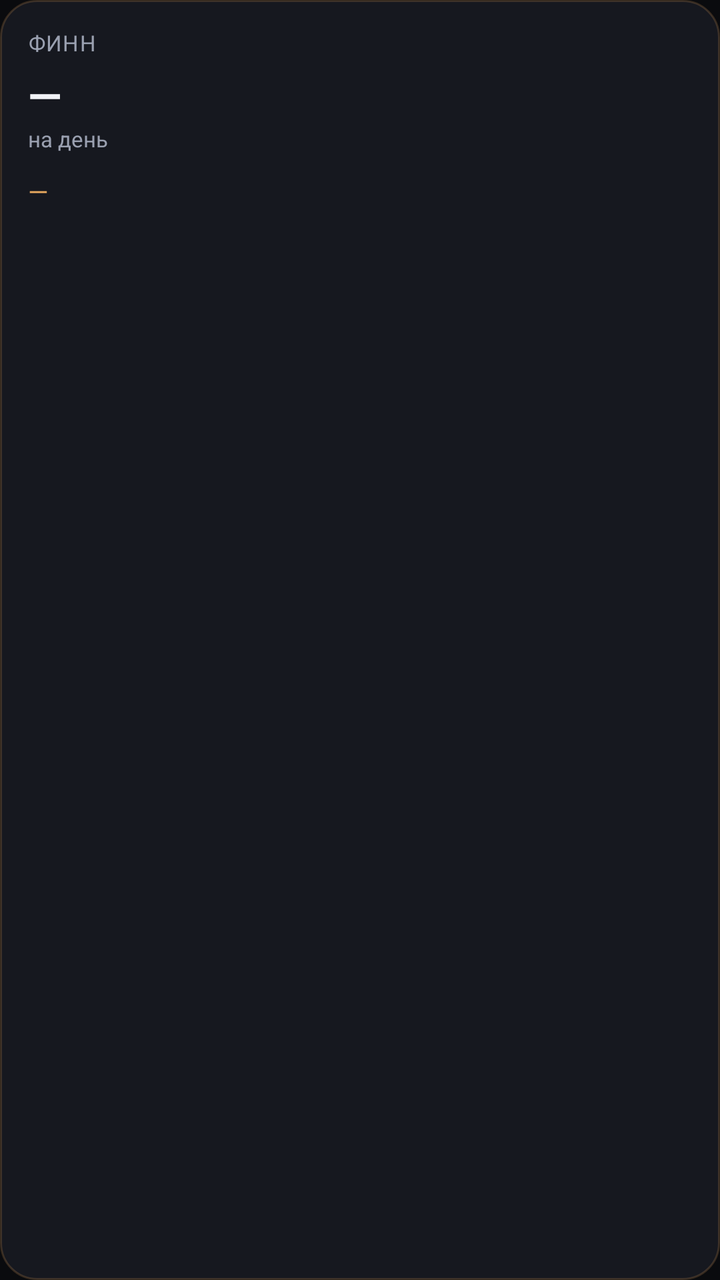
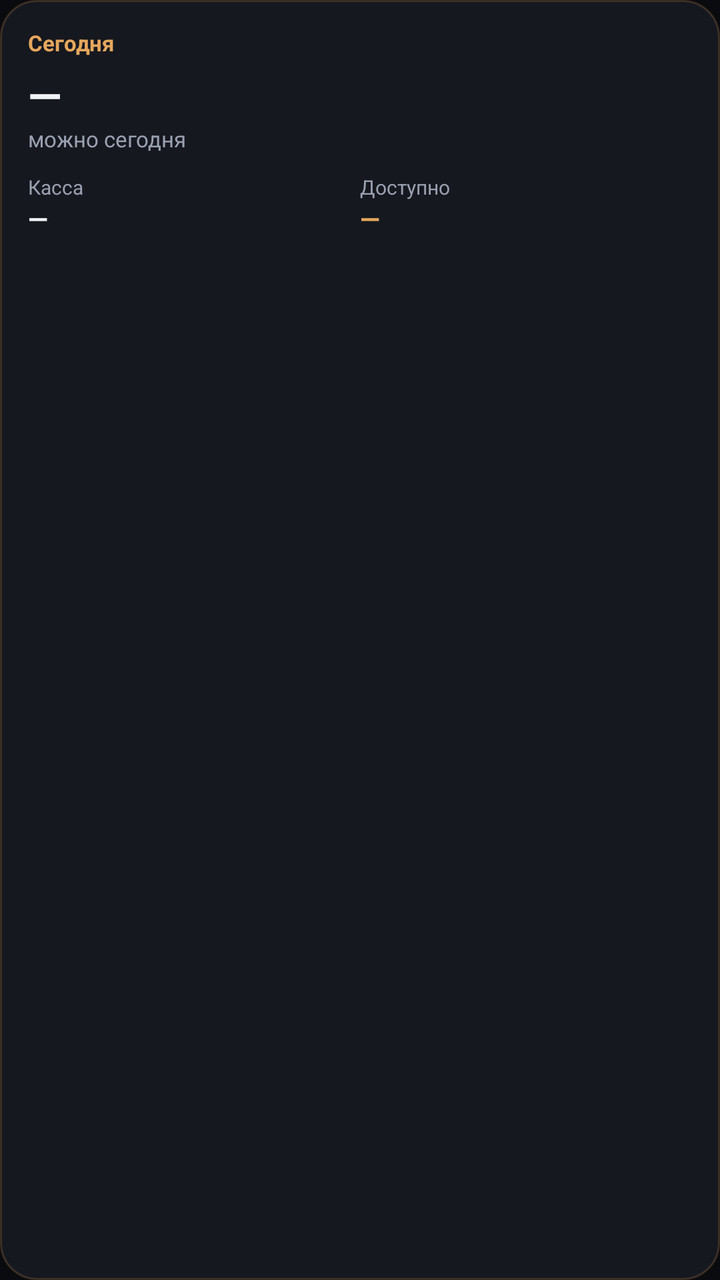

An Android layout rendered at two revisions. The XML below is the earlier revision; the diff shows what the commit changed to produce the second picture.
<!-- AndroidManifest.xml: application theme Theme.Fin -->
<!-- res/layout/widget_fin.xml -->
<?xml version="1.0" encoding="utf-8"?>
<LinearLayout xmlns:android="http://schemas.android.com/apk/res/android"
    android:id="@+id/widget_root"
    android:layout_width="match_parent"
    android:layout_height="match_parent"
    android:orientation="vertical"
    android:padding="14dp"
    android:background="@drawable/widget_bg">

    <TextView
        android:id="@+id/widget_shift"
        android:layout_width="wrap_content"
        android:layout_height="wrap_content"
        android:text="Финн"
        android:textColor="#9AA0B0"
        android:textSize="11sp"
        android:textAllCaps="true"
        android:letterSpacing="0.04" />

    <TextView
        android:id="@+id/widget_daily"
        android:layout_width="wrap_content"
        android:layout_height="wrap_content"
        android:layout_marginTop="4dp"
        android:text="—"
        android:textColor="#F2F3F7"
        android:textSize="22sp"
        android:textStyle="bold" />

    <TextView
        android:layout_width="wrap_content"
        android:layout_height="wrap_content"
        android:text="на день"
        android:textColor="#9AA0B0"
        android:textSize="11sp" />

    <TextView
        android:id="@+id/widget_cash"
        android:layout_width="wrap_content"
        android:layout_height="wrap_content"
        android:layout_marginTop="10dp"
        android:text="—"
        android:textColor="#E5A75E"
        android:textSize="13sp" />
</LinearLayout>
<!-- resources referenced by this layout -->
<resources>
  <!-- drawable widget_bg (drawable) -->
  <?xml version="1.0" encoding="utf-8"?>
  <shape xmlns:android="http://schemas.android.com/apk/res/android" android:shape="rectangle">
      <solid android:color="#16181F" />
      <corners android:radius="18dp" />
      <stroke android:width="1dp" android:color="#33E5A75E" />
  </shape>
  <style name="Theme.Fin" parent="Theme.MaterialComponents.DayNight.NoActionBar">
          <item name="android:statusBarColor">#0A0B0E</item>
          <item name="android:navigationBarColor">#0A0B0E</item>
          <item name="android:windowBackground">#0A0B0E</item>
          <item name="colorPrimary">#E5A75E</item>
          <item name="colorPrimaryVariant">#E5A75E</item>
          <item name="colorOnPrimary">#1A1208</item>
          <item name="android:windowLightStatusBar">false</item>
      </style>
</resources>

<!-- the commit's change to res/layout/widget_fin.xml (unified diff, before → after) -->
@@ -9,17 +9,16 @@
 
     <TextView
         android:id="@+id/widget_shift"
-        android:layout_width="wrap_content"
+        android:layout_width="match_parent"
         android:layout_height="wrap_content"
-        android:text="Финн"
-        android:textColor="#9AA0B0"
+        android:text="Сегодня"
+        android:textColor="#E5A75E"
         android:textSize="11sp"
-        android:textAllCaps="true"
-        android:letterSpacing="0.04" />
+        android:textStyle="bold" />
 
     <TextView
         android:id="@+id/widget_daily"
-        android:layout_width="wrap_content"
+        android:layout_width="match_parent"
         android:layout_height="wrap_content"
         android:layout_marginTop="4dp"
         android:text="—"
@@ -30,16 +29,56 @@
     <TextView
         android:layout_width="wrap_content"
         android:layout_height="wrap_content"
-        android:text="на день"
+        android:text="можно сегодня"
         android:textColor="#9AA0B0"
         android:textSize="11sp" />
 
-    <TextView
-        android:id="@+id/widget_cash"
-        android:layout_width="wrap_content"
+    <LinearLayout
+        android:layout_width="match_parent"
         android:layout_height="wrap_content"
         android:layout_marginTop="10dp"
-        android:text="—"
-        android:textColor="#E5A75E"
-        android:textSize="13sp" />
+        android:orientation="horizontal">
+
+        <LinearLayout
+            android:layout_width="0dp"
+            android:layout_height="wrap_content"
+            android:layout_weight="1"
+            android:orientation="vertical">
+            <TextView
+                android:layout_width="wrap_content"
+                android:layout_height="wrap_content"
+                android:text="Касса"
+                android:textColor="#9AA0B0"
+                android:textSize="10sp" />
+            <TextView
+                android:id="@+id/widget_cash"
+                android:layout_width="wrap_content"
+                android:layout_height="wrap_content"
+                android:text="—"
+                android:textColor="#F2F3F7"
+                android:textSize="13sp"
+                android:textStyle="bold" />
+        </LinearLayout>
+
+        <LinearLayout
+            android:layout_width="0dp"
+            android:layout_height="wrap_content"
+            android:layout_weight="1"
+            android:orientation="vertical">
+            <TextView
+                android:layout_width="wrap_content"
+                android:layout_height="wrap_content"
+                android:text="Доступно"
+                android:textColor="#9AA0B0"
+                android:textSize="10sp" />
+            <TextView
+                android:id="@+id/widget_available"
+                android:layout_width="wrap_content"
+                android:layout_height="wrap_content"
+                android:text="—"
+                android:textColor="#E5A75E"
+                android:textSize="13sp"
+                android:textStyle="bold" />
+        </LinearLayout>
+    </LinearLayout>
 </LinearLayout>
